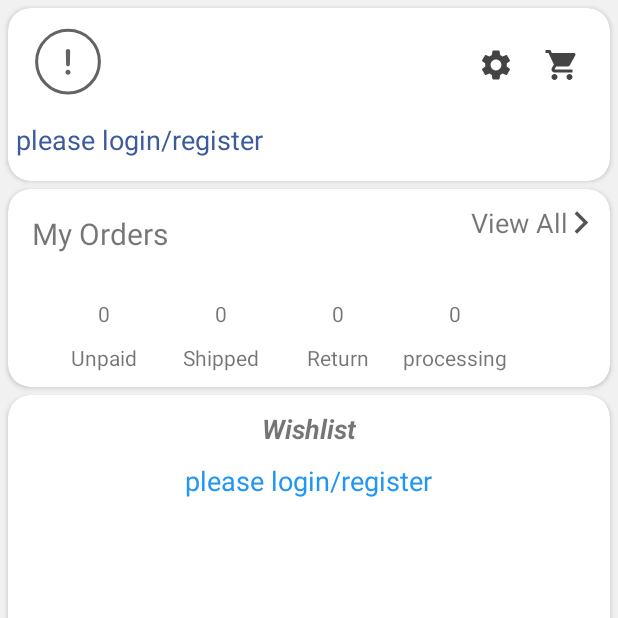
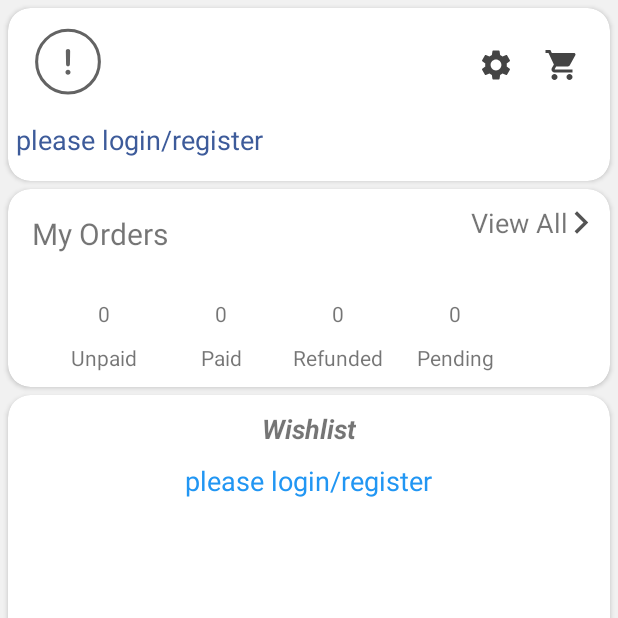
Before and after one commit to AhmedHany6161/Ecommerce, an Android app: the ProfileFragment screen opened through its navigation route, on a phone screen of 412 x 824 dp, the top half of it. Run offline under Robolectric (Android 15) with nearby library versions, the phone set to English and light mode, and no system bars; our stand-ins replace CircleImageView, Firebase (no records; nobody signed in at launch, a user with empty details on screens opened directly), Room's generated code; libraries missing offline, so code that uses them is left out: com.etebarian.meowbottomnavigation, com.jakewharton.retrofit2; plain views replace MeowBottomNavigation; pictures from the network do not load; 8 statements that could not run were skipped.

Commit message:
orders in profile

```diff
--- a/app/src/main/java/com/iti/team/ecommerce/ui/MainActivity.kt
+++ b/app/src/main/java/com/iti/team/ecommerce/ui/MainActivity.kt
@@ -38,7 +38,7 @@ class MainActivity : AppCompatActivity() {
             CoroutineScope(Dispatchers.Main).launch{
                 bottomNavigation.isGone = false
                 navController.popBackStack()
-                navController.navigate(R.id.myOrdersFragment)
+                navController.navigate(R.id.shopFragment)
             }
         }
     }
--- a/app/src/main/java/com/iti/team/ecommerce/ui/profile/ProfileFragment.kt
+++ b/app/src/main/java/com/iti/team/ecommerce/ui/profile/ProfileFragment.kt
@@ -13,6 +13,7 @@ import androidx.fragment.app.viewModels
 import androidx.navigation.fragment.findNavController
 import androidx.recyclerview.widget.GridLayoutManager
 import androidx.recyclerview.widget.RecyclerView
+import androidx.swiperefreshlayout.widget.SwipeRefreshLayout
 import com.airbnb.lottie.LottieAnimationView
 import com.google.firebase.auth.FirebaseAuth
 import com.iti.team.ecommerce.R
@@ -33,6 +34,13 @@ class ProfileFragment : Fragment() {
         recyclerView = view.findViewById(R.id.profile_wishlist)
         val profile: LottieAnimationView = view.findViewById(R.id.profile_image)
         showAll = view.findViewById(R.id.profile_show_all_wish)
+        val refresh: SwipeRefreshLayout = view.findViewById(R.id.profile_swipe_refresh)
+        val unpaid: TextView = view.findViewById(R.id.profile_unpaid)
+        val paid: TextView = view.findViewById(R.id.profile_paid)
+        val refund: TextView = view.findViewById(R.id.profile_refund)
+        val pending: TextView = view.findViewById(R.id.profile_pending)
+        val showAllOrders: TextView = view.findViewById(R.id.profile_show_all_orders)
+
         email = view.findViewById(R.id.profile_email)
         pleaseLogin = view.findViewById(R.id.profile_please_login)
         val viewModel: ProfileViewModel by viewModels()
@@ -44,7 +52,44 @@ class ProfileFragment : Fragment() {
         listingForAddCart(viewModel)
         navigateToWishList()
         navigateToLogin(viewModel)
+        viewModel.checkOrders()
+        swipToRefresh(refresh, viewModel)
+        listingForOrderChanges(viewModel, paid, unpaid, refund, pending, refresh)
+        navigateToOrders(showAllOrders)
         return view
+    }
+
+    private fun navigateToOrders(showAllOrders: TextView) {
+        showAllOrders.setOnClickListener {
+            findNavController().navigate(R.id.myOrdersFragment)
+        }
+    }
+
+    private fun swipToRefresh(
+        refresh: SwipeRefreshLayout,
+        viewModel: ProfileViewModel
+    ) {
+        refresh.setOnRefreshListener {
+            viewModel.checkOrders()
+        }
+    }
+
+    private fun listingForOrderChanges(
+        viewModel: ProfileViewModel,
+        paid: TextView,
+        unpaid: TextView,
+        refund: TextView,
+        pending: TextView,
+        refresh: SwipeRefreshLayout
+    ) {
+        viewModel.orders.observe(viewLifecycleOwner, {
+            val tokens = it.split(",")
+            paid.text = tokens[0]
+            unpaid.text = tokens[1]
+            refund.text = tokens[2]
+            pending.text = tokens[3]
+            refresh.isRefreshing = false
+        })
     }
 
     private fun navigateToWishList() {
--- a/app/src/main/java/com/iti/team/ecommerce/ui/shop/ShopViewModel.kt
+++ b/app/src/main/java/com/iti/team/ecommerce/ui/shop/ShopViewModel.kt
@@ -97,7 +97,7 @@ class ShopViewModel(application: Application): AndroidViewModel(application)  {
 //        productTypeSet.add("t-shirts")
 //        productTypeSet.add("shoes")
 //        productTypeSet.add("accessories")
-       modelRepository.setLogin(false)
+       modelRepository.setLogin(true)
     }
 
     private fun createDiscount(discount:Discount){
--- a/app/src/main/res/layout/profile_fragment.xml
+++ b/app/src/main/res/layout/profile_fragment.xml
@@ -1,6 +1,10 @@
 <?xml version="1.0" encoding="utf-8"?>
-<androidx.constraintlayout.widget.ConstraintLayout xmlns:android="http://schemas.android.com/apk/res/android"
-    xmlns:app="http://schemas.android.com/apk/res-auto"
+<androidx.swiperefreshlayout.widget.SwipeRefreshLayout xmlns:android="http://schemas.android.com/apk/res/android"
+    android:id="@+id/profile_swipe_refresh"
+    android:layout_width="match_parent"
+    android:layout_height="match_parent">
+
+    <androidx.constraintlayout.widget.ConstraintLayout xmlns:app="http://schemas.android.com/apk/res-auto"
         xmlns:tools="http://schemas.android.com/tools"
         android:layout_width="match_parent"
         android:layout_height="match_parent"
@@ -103,13 +107,13 @@
 
 
             <TextView
-                android:id="@+id/profile_processing"
+                android:id="@+id/profile_pending"
                 android:layout_width="wrap_content"
                 android:layout_height="wrap_content"
                 android:layout_marginStart="70dp"
                 android:layout_marginTop="30dp"
                 android:text="0"
-                app:layout_constraintStart_toEndOf="@+id/profile_return"
+                app:layout_constraintStart_toEndOf="@+id/profile_refund"
                 app:layout_constraintTop_toBottomOf="@+id/profile_MyOrder" />
 
             <TextView
@@ -134,7 +138,7 @@
                 app:layout_constraintTop_toBottomOf="@+id/profile_MyOrder" />
 
             <TextView
-                android:id="@+id/profile_shipped"
+                android:id="@+id/profile_paid"
                 android:layout_width="wrap_content"
                 android:layout_height="wrap_content"
                 android:layout_marginStart="70dp"
@@ -144,13 +148,13 @@
                 app:layout_constraintTop_toBottomOf="@+id/profile_MyOrder" />
 
             <TextView
-                android:id="@+id/profile_return"
+                android:id="@+id/profile_refund"
                 android:layout_width="wrap_content"
                 android:layout_height="wrap_content"
                 android:layout_marginStart="70dp"
                 android:layout_marginTop="30dp"
                 android:text="0"
-                app:layout_constraintStart_toEndOf="@+id/profile_shipped"
+                app:layout_constraintStart_toEndOf="@+id/profile_paid"
                 app:layout_constraintTop_toBottomOf="@+id/profile_MyOrder" />
 
             <TextView
@@ -181,30 +185,30 @@
                 android:layout_width="wrap_content"
                 android:layout_height="wrap_content"
                 android:layout_marginTop="10dp"
-                android:text="@string/shipped"
-                app:layout_constraintEnd_toEndOf="@+id/profile_shipped"
-                app:layout_constraintStart_toStartOf="@+id/profile_shipped"
-                app:layout_constraintTop_toBottomOf="@+id/profile_shipped" />
+                android:text="@string/paid"
+                app:layout_constraintEnd_toEndOf="@+id/profile_paid"
+                app:layout_constraintStart_toStartOf="@+id/profile_paid"
+                app:layout_constraintTop_toBottomOf="@+id/profile_paid" />
 
             <TextView
                 android:id="@+id/profile_return_name"
                 android:layout_width="wrap_content"
                 android:layout_height="wrap_content"
                 android:layout_marginTop="10dp"
-                android:text="@string/returns"
-                app:layout_constraintEnd_toEndOf="@+id/profile_return"
-                app:layout_constraintStart_toStartOf="@+id/profile_return"
-                app:layout_constraintTop_toBottomOf="@+id/profile_return" />
+                android:text="@string/refunded"
+                app:layout_constraintEnd_toEndOf="@+id/profile_refund"
+                app:layout_constraintStart_toStartOf="@+id/profile_refund"
+                app:layout_constraintTop_toBottomOf="@+id/profile_refund" />
 
             <TextView
                 android:id="@+id/profile_processing_name"
                 android:layout_width="wrap_content"
                 android:layout_height="wrap_content"
                 android:layout_marginTop="10dp"
-                android:text="@string/processing"
-                app:layout_constraintEnd_toEndOf="@+id/profile_processing"
-                app:layout_constraintStart_toStartOf="@+id/profile_processing"
-                app:layout_constraintTop_toBottomOf="@+id/profile_processing" />
+                android:text="@string/pending"
+                app:layout_constraintEnd_toEndOf="@+id/profile_pending"
+                app:layout_constraintStart_toStartOf="@+id/profile_pending"
+                app:layout_constraintTop_toBottomOf="@+id/profile_pending" />
 
         </androidx.constraintlayout.widget.ConstraintLayout>
     </androidx.cardview.widget.CardView>
@@ -267,3 +271,4 @@
         </ScrollView>
     </androidx.cardview.widget.CardView>
     </androidx.constraintlayout.widget.ConstraintLayout>
+</androidx.swiperefreshlayout.widget.SwipeRefreshLayout>
--- a/app/src/main/res/values/strings.xml
+++ b/app/src/main/res/values/strings.xml
@@ -8,9 +8,9 @@
     <string name="please_login_register">please login/register</string>
     <string name="view_all">View All</string>
     <string name="unpaid">Unpaid</string>
-    <string name="shipped">Shipped</string>
-    <string name="returns">Return</string>
-    <string name="processing">processing</string>
+    <string name="paid">Paid</string>
+    <string name="refunded">Refunded</string>
+    <string name="pending">Pending</string>
     <string name="my_orders">My Orders</string>
     <string name="all">ALL</string>
     <string name="setting_of_the_app">setting of the app</string>
```
Also changed, not shown: app/src/main/java/com/iti/team/ecommerce/ui/profile/ProfileViewModel.kt (+45 -1 lines), app/src/main/res/layout/my_orders_fragment.xml (+3 -5 lines). Lines whose indentation alone changed are shown as unchanged.
